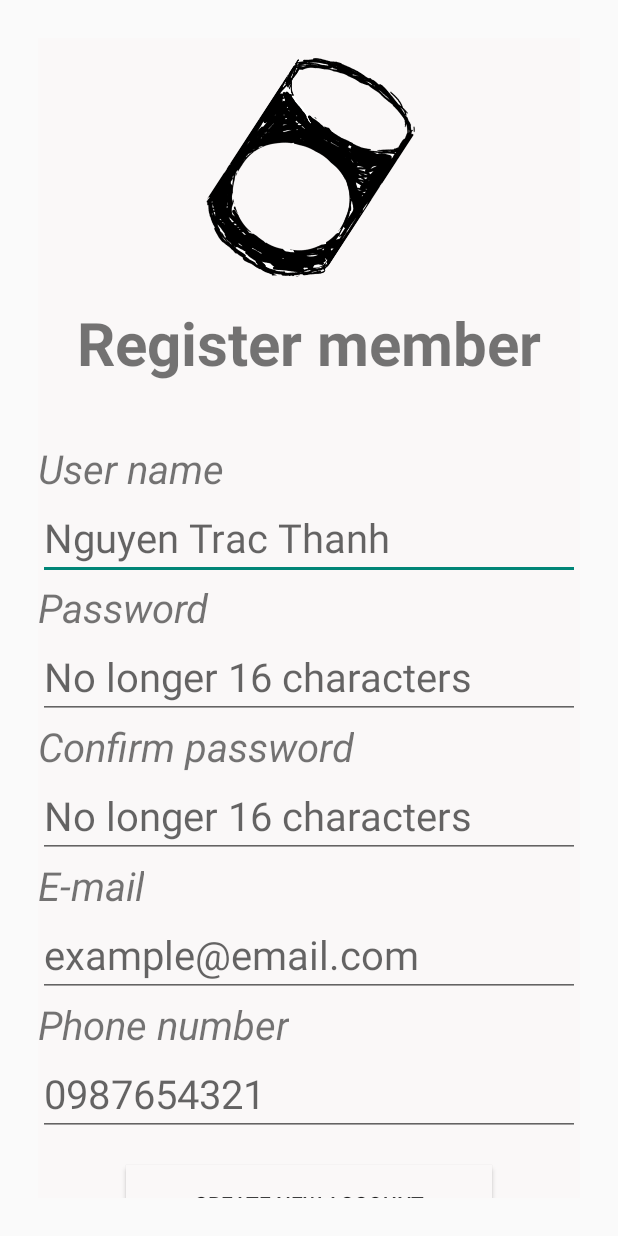
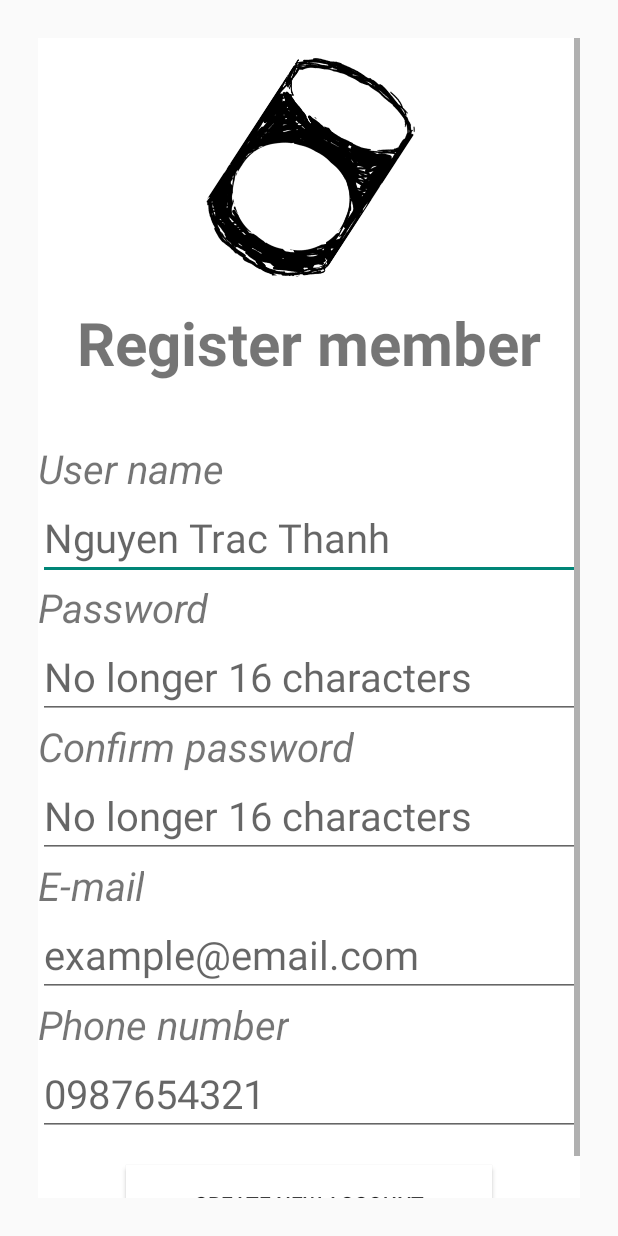
Before and after one commit to nguyentracthanh/sales_order_app, an Android app: the fragment Create shown on its own in the app's theme, on a phone screen of 412 x 824 dp. Run offline under Robolectric (Android 15) with nearby library versions, the phone set to English and light mode, and no system bars.

Commit message:
update login, function

```diff
--- a/Group_project/app/build.gradle
+++ b/Group_project/app/build.gradle
@@ -27,6 +27,9 @@ dependencies {
     testImplementation 'junit:junit:4.12'
     androidTestImplementation 'androidx.test.ext:junit:1.1.1'
     androidTestImplementation 'androidx.test.espresso:espresso-core:3.2.0'
+    implementation 'com.android.support:design:29.0.0'
+    implementation 'com.android.support:support-compat:29.0.0'
+    implementation 'androidx.recyclerview:recyclerview:1.1.0'
     implementation 'com.android.support:recyclerview-v7:29.0.0'
-    implementation 'com.android.support:appcompat-v7:29.0.0'
+    implementation 'com.android.support:support-v4:29.0.0'
 }
--- a/Group_project/app/src/main/res/layout/activity_main.xml
+++ b/Group_project/app/src/main/res/layout/activity_main.xml
@@ -5,6 +5,7 @@
     xmlns:tools="http://schemas.android.com/tools"
     android:layout_width="match_parent"
     android:layout_height="match_parent"
+    android:background="@color/colorWhite"
     android:id="@+id/container"
     >
 
@@ -13,6 +14,6 @@
         android:layout_width="match_parent"
         android:id="@+id/fragment1"
         android:layout_height="match_parent"
-        android:name="vn.edu.usth.main.Open_fragment"/>
+        android:name="vn.edu.usth.main.Interface.Open_fragment"/>
 
 </androidx.constraintlayout.widget.ConstraintLayout>
--- a/Group_project/app/src/main/res/layout/fragment_create.xml
+++ b/Group_project/app/src/main/res/layout/fragment_create.xml
@@ -1,18 +1,25 @@
 <?xml version="1.0" encoding="utf-8"?>
-<FrameLayout xmlns:android="http://schemas.android.com/apk/res/android"
+<LinearLayout
+    xmlns:android="http://schemas.android.com/apk/res/android"
+    android:layout_width="match_parent"
+    android:layout_height="match_parent"
+    android:layout_margin="25dp"
+    android:background="@color/colorWhite">
+    <ScrollView
+        xmlns:android="http://schemas.android.com/apk/res/android"
+        xmlns:tools="http://schemas.android.com/tools"
+        android:layout_width="fill_parent"
+        android:layout_height="fill_parent"
+        android:fillViewport="true">
+
+        <LinearLayout
+            xmlns:android="http://schemas.android.com/apk/res/android"
             xmlns:tools="http://schemas.android.com/tools"
             android:layout_width="match_parent"
             android:layout_height="match_parent"
-    android:background="@color/colorWhite"
-    android:layout_margin="25dp"
-    tools:context=".Create">
-
-    <!-- TODO: Update blank fragment layout -->
-    <LinearLayout
-        android:layout_width="match_parent"
-        android:layout_height="match_parent"
             android:id="@+id/linear_login"
-        android:orientation="vertical">
+            android:orientation="vertical"
+            tools:context=".Interface.Create">
             <ImageView
                 android:layout_width="wrap_content"
                 android:layout_height="wrap_content"
@@ -41,7 +48,7 @@
                 android:textSize="40px"/>
 
             <EditText
-            android:id="@+id/edit_name"
+                android:id="@+id/create_name"
                 android:layout_width="match_parent"
                 android:layout_height="wrap_content"
                 android:maxLength="2000"
@@ -58,7 +65,7 @@
                 />
 
             <EditText
-            android:id="@+id/edit_password"
+                android:id="@+id/create_password"
                 android:layout_width="match_parent"
                 android:layout_height="wrap_content"
                 android:maxLength="2000"
@@ -76,7 +83,7 @@
                 />
 
             <EditText
-            android:id="@+id/edit_repassword"
+                android:id="@+id/create_repassword"
                 android:layout_width="match_parent"
                 android:layout_height="wrap_content"
                 android:maxLength="2000"
@@ -94,7 +101,7 @@
                 />
 
             <EditText
-            android:id="@+id/edit_email"
+                android:id="@+id/create_email"
                 android:layout_width="match_parent"
                 android:layout_height="wrap_content"
                 android:maxLength="2000"
@@ -112,7 +119,7 @@
                 />
 
             <EditText
-            android:id="@+id/edit_phonenumber"
+                android:id="@+id/create_phonenumber"
                 android:layout_width="match_parent"
                 android:layout_height="wrap_content"
                 android:maxLength="2000"
@@ -134,6 +141,6 @@
                 android:text="Create New Account"
                 />
     </LinearLayout>
+    </ScrollView>
 
-
-</FrameLayout>
+</LinearLayout>
--- a/Group_project/app/src/main/res/layout/fragment_login.xml
+++ b/Group_project/app/src/main/res/layout/fragment_login.xml
@@ -6,7 +6,7 @@
     android:id="@+id/login_layout"
     android:background="@color/colorWhite"
     android:layout_margin="25dp"
-    tools:context=".Login">
+    tools:context=".Interface.Login">
 
     <!-- TODO: Update blank fragment layout -->
     <LinearLayout
@@ -42,11 +42,11 @@
             android:textSize="30dp"/>
 
         <EditText
-            android:id="@+id/edit_name"
+            android:id="@+id/edit_username"
             android:layout_width="match_parent"
             android:layout_height="wrap_content"
             android:maxLength="2000"
-            android:hint="Type your user name"
+            android:hint="Type your user name or email"
             android:maxLines="4"/>
         <TextView
             android:layout_width="wrap_content"
--- a/Group_project/app/src/main/res/layout/fragment_open_fragment.xml
+++ b/Group_project/app/src/main/res/layout/fragment_open_fragment.xml
@@ -6,7 +6,7 @@
     android:layout_height="match_parent"
     android:background="@color/colorWhite"
     android:layout_margin="15dp"
-    tools:context=".Open_fragment">
+    tools:context=".Interface.Open_fragment">
 
     <TextView
         android:id="@+id/textView2"
@@ -166,6 +166,7 @@
         android:background="@color/colorWhite"
         android:linksClickable="true"
         android:text="Create new account"
+        android:textColor="@color/colorBlue"
         android:textAllCaps="false"
         android:textSize="30px"
         app:layout_constraintBottom_toBottomOf="parent"
--- a/Group_project/app/src/main/res/values/colors.xml
+++ b/Group_project/app/src/main/res/values/colors.xml
@@ -3,6 +3,7 @@
     <color name="colorPrimary">#008577</color>
     <color name="colorPrimaryDark">#023C31</color>
     <color name="colorAccent">#D81B60</color>
-    <color name="colorWhite">#FAF8F8</color>
+    <color name="colorWhite">#FFFFFF</color>
     <color name="colorWB">#BBA6A6</color>
+    <color name="colorBlue">#7E98F5</color>
     </resources>
```
Also changed, not shown: Group_project/app/src/main/java/vn/edu/usth/main/Function/DrinkFragment.java (added, +29 -0 lines), Group_project/app/src/main/java/vn/edu/usth/main/Function/FoodFragment.java (added, +34 -0 lines), Group_project/app/src/main/java/vn/edu/usth/main/Function/HomeFragment.java (added, +34 -0 lines), Group_project/app/src/main/java/vn/edu/usth/main/Function/HomePagerAdapter.java (added, +42 -0 lines), Group_project/app/src/main/java/vn/edu/usth/main/Function/Main_interface.java (added, +39 -0 lines), Group_project/app/src/main/java/vn/edu/usth/main/Interface/Create.java (added, +23 -0 lines), Group_project/app/src/main/java/vn/edu/usth/main/Interface/Login.java (added, +60 -0 lines), Group_project/app/src/main/java/vn/edu/usth/main/Interface/Open_fragment.java (added, +70 -0 lines), Group_project/app/src/main/res/layout/fragment_drink.xml (added, +15 -0 lines), Group_project/app/src/main/res/layout/fragment_food.xml (added, +15 -0 lines), Group_project/app/src/main/res/layout/fragment_home.xml (added, +15 -0 lines), Group_project/app/src/main/res/layout/fragment_main_interface.xml (+14 -4 lines). Lines whose indentation alone changed are shown as unchanged.
